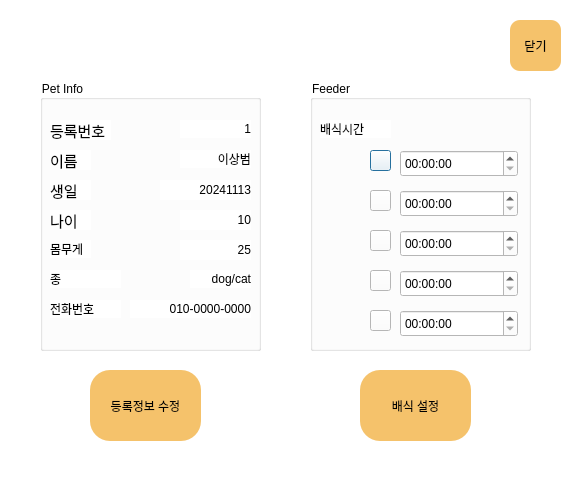
Qt form src/Client/Setting.ui (addinedu-ros-7th/iot-repo-1) before a commit.
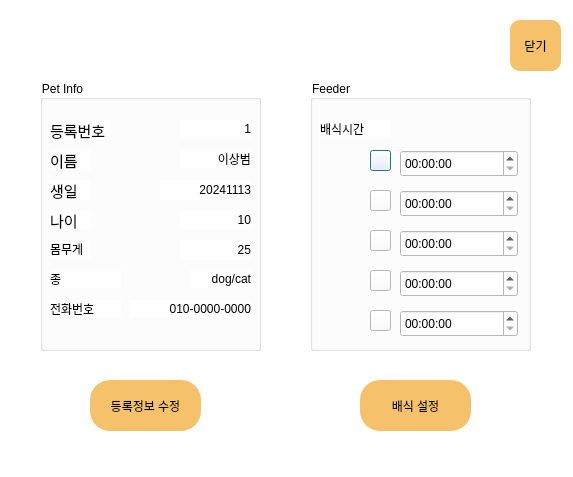
The same form after that commit.

The edit to the form file:
```diff
--- a/src/Client/Setting.ui
+++ b/src/Client/Setting.ui
@@ -478,9 +478,9 @@
    <property name="geometry">
     <rect>
      <x>90</x>
-     <y>370</y>
+     <y>380</y>
      <width>111</width>
-     <height>71</height>
+     <height>51</height>
     </rect>
    </property>
    <property name="styleSheet">
@@ -501,9 +501,9 @@
    <property name="geometry">
     <rect>
      <x>360</x>
-     <y>370</y>
+     <y>380</y>
      <width>111</width>
-     <height>71</height>
+     <height>51</height>
     </rect>
    </property>
    <property name="styleSheet">
```
